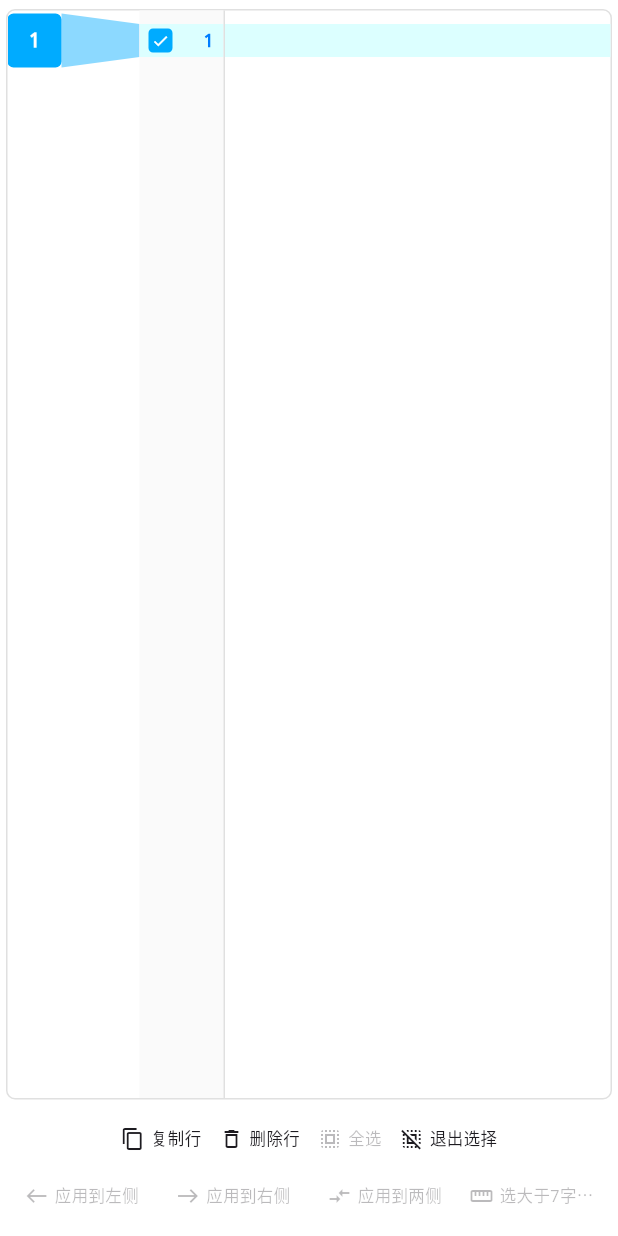
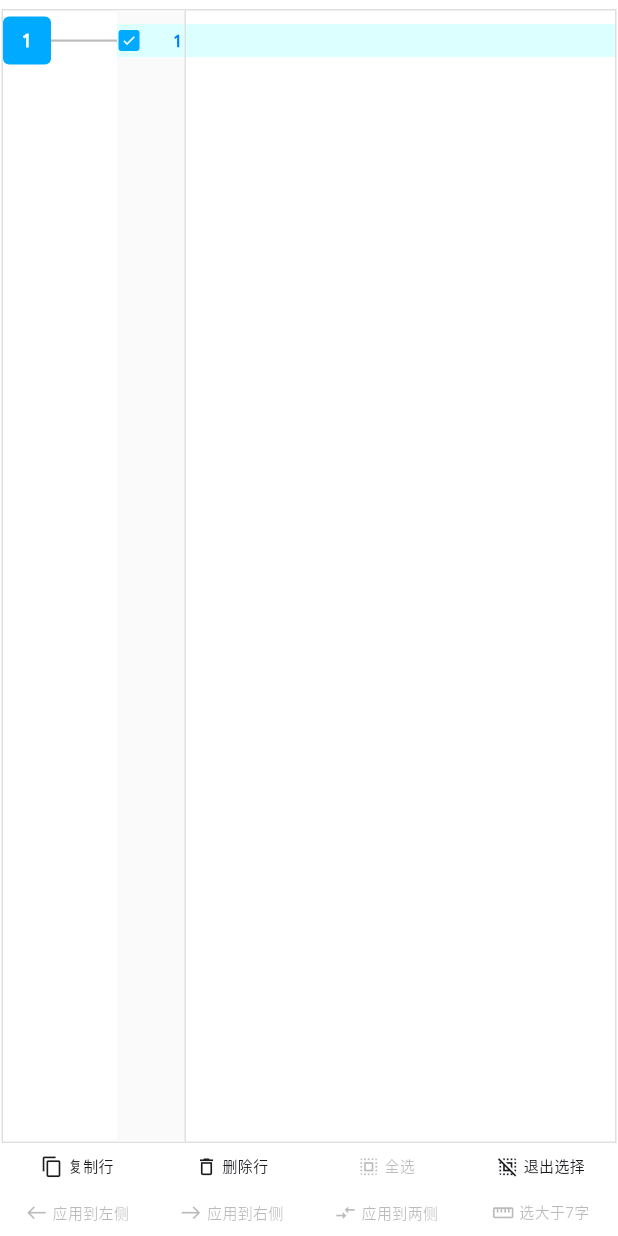
Before and after one commit to smc79h5bff-coder/flu, a Flutter app: the LineListPage screen opened directly, after a tap on an icon or button, on a phone screen of 412 x 824 dp. Run offline on Flutter 3.47's test engine with Material 3 defaults, Android fonts, the phone set to English and light mode, and no system bars; our stand-ins replace file_picker, flutter_colorpicker, flutter_markdown, flutter_riverpod, open_filex, permission_handler and 3 more; missing offline and left inert: charset, diff_match_patch, enough_convert, flutter_js, gbk_codec; accounts and stored records are empty.

Commit message:
Update line_list_page.dart

```diff
--- a/lib/features/viewer/presentation/line_list_page.dart
+++ b/lib/features/viewer/presentation/line_list_page.dart
@@ -7,10 +7,7 @@ import '../../preprocessing/application/aho_corasick.dart';
 
 // ==================== Provider ====================
 
-/// 行列表的当前文本。仅当前对比页会话内有效，离开对比页时清空。
 final lineListTextProvider = StateProvider<String>((ref) => '');
-
-/// 行列表"选大于多少字"的阈值。
 final lineListMinLenProvider = StateProvider<int>((ref) => 7);
 
 // ==================== 常量 ====================
@@ -18,11 +15,13 @@ final lineListMinLenProvider = StateProvider<int>((ref) => 7);
 const double _kFontSize = 14.0;
 const double _kLineHeight = 22.0;
 const double _kEditorVPad = 9.0;
-const double _kGutterWidth = 56.0;
 
-const double _kBlockSize = 36.0;
-const double _kBlockOffset = 36.0;
-const double _kBlockAreaWidth = 88.0;
+// 方块区：偶数行方块右边缘 64 + 12 的连线余量。
+const double _kBlockSize = 32.0;
+const double _kBlockOffset = 32.0;
+const double _kBlockAreaWidth = 76.0;
+
+const double _kGutterWidth = 45.0;
 
 const Color _kSelectedBg = Color(0xFFDCFFFF);
 const Color _kCheckColor = Color(0xFF00ABFF);
@@ -31,7 +30,7 @@ const Color _kLineNumNormal = Color(0xFF9E9E9E);
 const Color _kBlockBgNormal = Color(0xFFEDEDED);
 const Color _kBlockBorderNormal = Color(0xFFBDBDBD);
 const Color _kBlockTextNormal = Color(0xFF424242);
-const Color _kConnectorNormal = Color(0xFFD0D0D0);
+const Color _kConnectorColor = Color(0xFFBDBDBD);
 
 // ==================== 页面 ====================
 
@@ -85,7 +84,6 @@ class _LineListPageState extends ConsumerState<LineListPage> {
       }
       needRebuild = true;
     } else {
-      // 只有光标 / 选区变了：清空行选择（互斥）。
       if (_selectedLines.isNotEmpty) {
         _selectedLines.clear();
         _anchorLine = null;
@@ -310,7 +308,6 @@ class _LineListPageState extends ConsumerState<LineListPage> {
     final cleaned = entries.where((e) => e.isNotEmpty).toList();
     if (cleaned.isEmpty) return (text: text, hits: 0);
 
-    // 长模式优先，让更具体的匹配先命中。
     cleaned.sort((a, b) => b.length.compareTo(a.length));
 
     final ac = AhoCorasick(
@@ -352,10 +349,9 @@ class _LineListPageState extends ConsumerState<LineListPage> {
 
   Widget _buildEditorArea() {
     return Container(
-      margin: const EdgeInsets.fromLTRB(4, 6, 4, 4),
+      margin: const EdgeInsets.fromLTRB(1, 6, 1, 0),
       decoration: BoxDecoration(
         border: Border.all(color: Colors.grey.shade300),
-        borderRadius: BorderRadius.circular(6),
       ),
       clipBehavior: Clip.antiAlias,
       child: Row(
@@ -388,10 +384,9 @@ class _LineListPageState extends ConsumerState<LineListPage> {
                     _kBlockAreaWidth,
                     constraints.maxHeight,
                   ),
-                  painter: _ConnectorPainter(
+                  painter: _ConnectorLinePainter(
                     lineCount: _lineCount,
                     scrollOffset: offset,
-                    selectedLines: _selectedLines,
                   ),
                 ),
                 for (var i = 0; i < _lineCount; i++)
@@ -439,7 +434,7 @@ class _LineListPageState extends ConsumerState<LineListPage> {
           child: Text(
             '${i + 1}',
             style: TextStyle(
-              fontSize: 13,
+              fontSize: 12,
               fontFamily: 'monospace',
               fontWeight: FontWeight.bold,
               color: selected ? Colors.white : _kBlockTextNormal,
@@ -493,17 +488,18 @@ class _LineListPageState extends ConsumerState<LineListPage> {
         onLongPress: () => _rangeSelect(i),
         child: ColoredBox(
           color: selected ? _kSelectedBg : Colors.transparent,
+          child: Padding(
+            padding: const EdgeInsets.only(left: 1, right: 1),
             child: Row(
               children: [
-              const SizedBox(width: 6),
                 _buildCheckbox(selected),
-              const SizedBox(width: 4),
+                const SizedBox(width: 1),
                 Expanded(
                   child: Text(
                     '${i + 1}',
                     textAlign: TextAlign.right,
                     style: TextStyle(
-                    fontSize: 12,
+                      fontSize: 11,
                       fontFamily: 'monospace',
                       color: selected
                           ? _kLineNumSelected
@@ -514,8 +510,8 @@ class _LineListPageState extends ConsumerState<LineListPage> {
                     ),
                   ),
                 ),
-              const SizedBox(width: 6),
               ],
+            ),
           ),
         ),
       ),
@@ -524,8 +520,8 @@ class _LineListPageState extends ConsumerState<LineListPage> {
 
   Widget _buildCheckbox(bool selected) {
     return SizedBox(
-      width: 16,
-      height: 16,
+      width: 14,
+      height: 14,
       child: DecoratedBox(
         decoration: BoxDecoration(
           color: selected ? _kCheckColor : Colors.transparent,
@@ -533,10 +529,10 @@ class _LineListPageState extends ConsumerState<LineListPage> {
             color: selected ? _kCheckColor : Colors.grey.shade400,
             width: 1.5,
           ),
-          borderRadius: BorderRadius.circular(3),
+          borderRadius: BorderRadius.circular(2),
         ),
         child: selected
-            ? const Icon(Icons.check, size: 12, color: Colors.white)
+            ? const Icon(Icons.check, size: 10, color: Colors.white)
             : null,
       ),
     );
@@ -560,7 +556,7 @@ class _LineListPageState extends ConsumerState<LineListPage> {
           }
           if (w > maxW) maxW = w;
         }
-        final needW = maxW + 32;
+        final needW = maxW + 8;
         final width =
             needW > constraints.maxWidth ? needW : constraints.maxWidth;
 
@@ -573,10 +569,7 @@ class _LineListPageState extends ConsumerState<LineListPage> {
               children: [
                 ..._buildHighlightLayer(),
                 Padding(
-                  padding: const EdgeInsets.symmetric(
-                    horizontal: 8,
-                    vertical: _kEditorVPad,
-                  ),
+                  padding: const EdgeInsets.only(left: 1, right: 4),
                   child: TextField(
                     controller: _textCtrl,
                     scrollController: _vertCtrl,
@@ -630,39 +623,41 @@ class _LineListPageState extends ConsumerState<LineListPage> {
     final hasSelection = _selectedLines.isNotEmpty;
     final minLen = ref.watch(lineListMinLenProvider);
 
-    return Container(
-      padding: const EdgeInsets.fromLTRB(4, 4, 4, 8),
-      child: Column(
+    return Column(
       mainAxisSize: MainAxisSize.min,
       children: [
-          SingleChildScrollView(
-            scrollDirection: Axis.horizontal,
-            child: Row(
+        Row(
           children: [
-                _toolBtn(
+            Expanded(
+              child: _toolBtn(
                 icon: Icons.copy,
                 label: '复制行',
                 onTap: hasSelection ? _copySelected : null,
               ),
-                _toolBtn(
+            ),
+            Expanded(
+              child: _toolBtn(
                 icon: Icons.delete_outline,
                 label: '删除行',
                 onTap: hasSelection ? _deleteSelected : null,
               ),
-                _toolBtn(
+            ),
+            Expanded(
+              child: _toolBtn(
                 icon: Icons.select_all,
                 label: '全选',
                 onTap: hasContent ? _selectAll : null,
               ),
-                _toolBtn(
+            ),
+            Expanded(
+              child: _toolBtn(
                 icon: Icons.deselect,
                 label: '退出选择',
                 onTap: hasSelection ? _exitSelection : null,
               ),
+            ),
           ],
         ),
-          ),
-          const SizedBox(height: 2),
         Row(
           children: [
             Expanded(
@@ -689,7 +684,7 @@ class _LineListPageState extends ConsumerState<LineListPage> {
             Expanded(
               child: _toolBtn(
                 icon: Icons.straighten,
-                  label: '选大于$minLen字的行',
+                label: '选大于$minLen字',
                 onTap: hasContent ? () => _selectLongLines(minLen) : null,
                 onLongPress: hasContent ? _promptMinLen : null,
               ),
@@ -697,7 +692,6 @@ class _LineListPageState extends ConsumerState<LineListPage> {
           ],
         ),
       ],
-      ),
     );
   }
 
@@ -715,21 +709,20 @@ class _LineListPageState extends ConsumerState<LineListPage> {
       child: InkWell(
         onTap: onTap,
         onLongPress: onLongPress,
-        borderRadius: BorderRadius.circular(6),
         child: Padding(
-          padding: const EdgeInsets.symmetric(horizontal: 6, vertical: 10),
+          padding: const EdgeInsets.symmetric(horizontal: 2, vertical: 8),
           child: Row(
-            mainAxisSize: MainAxisSize.min,
+            mainAxisSize: MainAxisSize.max,
             mainAxisAlignment: MainAxisAlignment.center,
             children: [
-              Icon(icon, size: 16, color: color),
-              const SizedBox(width: 4),
+              Icon(icon, size: 15, color: color),
+              const SizedBox(width: 3),
               Flexible(
                 child: Text(
                   label,
                   maxLines: 1,
                   overflow: TextOverflow.ellipsis,
-                  style: TextStyle(fontSize: 11, color: color),
+                  style: TextStyle(fontSize: 10, color: color),
                 ),
               ),
             ],
@@ -740,67 +733,48 @@ class _LineListPageState extends ConsumerState<LineListPage> {
   }
 }
 
-// ==================== 楔形连接条 ====================
+// ==================== 连接线 ====================
 
-class _ConnectorPainter extends CustomPainter {
-  _ConnectorPainter({
+class _ConnectorLinePainter extends CustomPainter {
+  _ConnectorLinePainter({
     required this.lineCount,
     required this.scrollOffset,
-    required this.selectedLines,
   });
 
   final int lineCount;
   final double scrollOffset;
-  final Set<int> selectedLines;
 
   @override
   void paint(Canvas canvas, Size size) {
-    final paintNormal = Paint()
-      ..color = _kConnectorNormal
-      ..style = PaintingStyle.fill;
-    final paintSelected = Paint()
-      ..color = _kCheckColor.withOpacity(0.45)
-      ..style = PaintingStyle.fill;
+    final paint = Paint()
+      ..color = _kConnectorColor
+      ..strokeWidth = 1.5
+      ..style = PaintingStyle.stroke;
 
     for (var i = 0; i < lineCount; i++) {
       final centerY = _kEditorVPad +
           i * _kLineHeight +
           _kLineHeight / 2 -
           scrollOffset;
-      if (centerY + _kBlockSize / 2 < 0) continue;
-      if (centerY - _kBlockSize / 2 > size.height) continue;
+      if (centerY < -20 || centerY > size.height + 20) continue;
 
       final blockLeft = i.isEven ? 0.0 : _kBlockOffset;
-      final startX = blockLeft + _kBlockSize;
-      final endX = size.width;
+      final blockCenterX = blockLeft + _kBlockSize / 2;
 
-      final startTop = centerY - _kBlockSize / 2;
-      final startBot = centerY + _kBlockSize / 2;
-      final endTop = centerY - _kLineHeight / 2;
-      final endBot = centerY + _kLineHeight / 2;
-
-      final path = Path()
-        ..moveTo(startX, startTop)
-        ..lineTo(endX, endTop)
-        ..lineTo(endX, endBot)
-        ..lineTo(startX, startBot)
-        ..close();
-
-      canvas.drawPath(
-        path,
-        selectedLines.contains(i) ? paintSelected : paintNormal,
+      // 从方块中心画到方块区右边缘。方块会画在线的上方，
+      // 遮住方块内部那一段，视觉上就是"从方块右边缘伸出来一条线"。
+      canvas.drawLine(
+        Offset(blockCenterX, centerY),
+        Offset(size.width, centerY),
+        paint,
       );
     }
   }
 
   @override
-  bool shouldRepaint(_ConnectorPainter old) {
+  bool shouldRepaint(_ConnectorLinePainter old) {
     if (old.lineCount != lineCount) return true;
     if (old.scrollOffset != scrollOffset) return true;
-    if (old.selectedLines.length != selectedLines.length) return true;
-    for (final i in selectedLines) {
-      if (!old.selectedLines.contains(i)) return true;
-    }
     return false;
   }
 }
```
Lines whose indentation alone changed are shown as unchanged.
